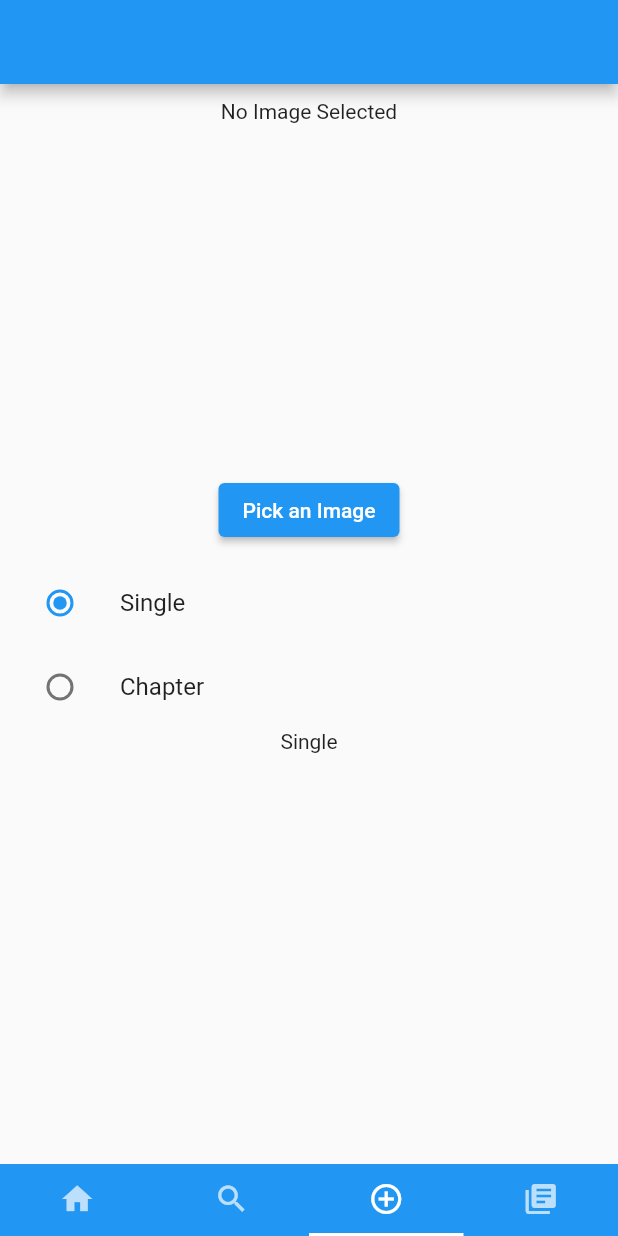
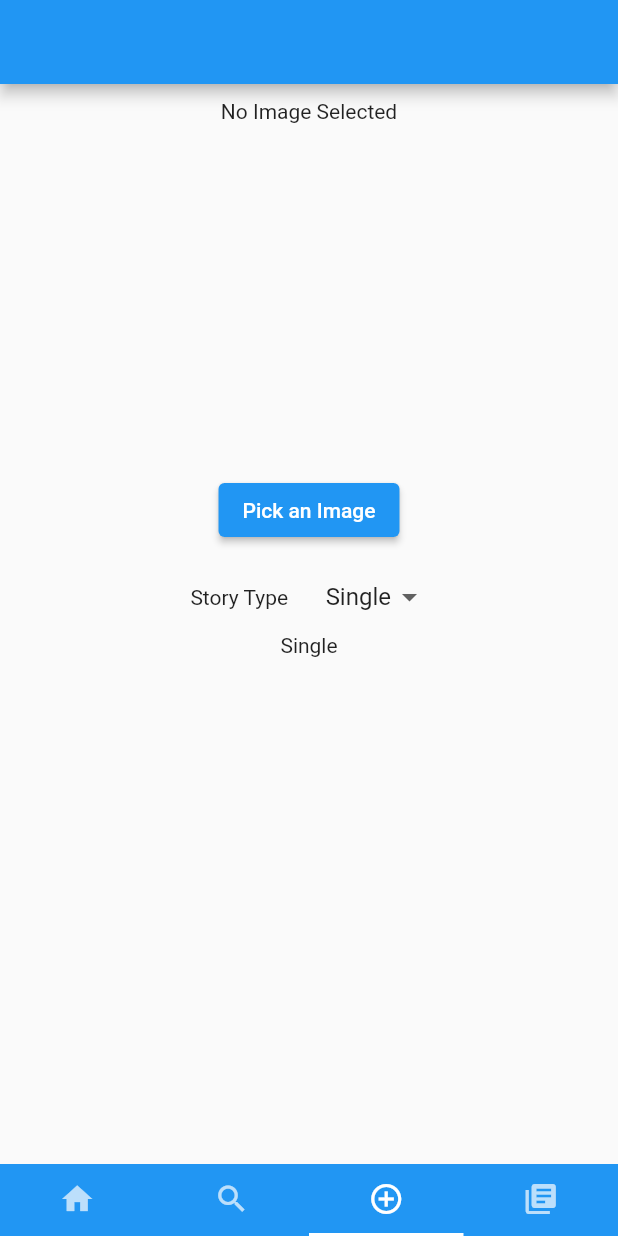
Before and after one commit to StorytellingApp/Audioasis, a Flutter app: the screen it shows once a user with an empty profile is signed in, item 3 of the bottom bar chosen, on a phone screen of 412 x 824 dp. Run offline on Flutter 3.47's test engine with Material 2 defaults, Android fonts, the phone set to English and light mode, and no system bars; our stand-ins replace audioplayers, cloud_firestore, email_validator, file_picker, firebase_auth, firebase_core and 1 more; accounts and stored records are empty.

Commit message:
Added More features to upload page

```diff
--- a/lib/upload_pages.dart
+++ b/lib/upload_pages.dart
@@ -14,6 +14,7 @@ import 'dart:io';
 //https://github.com/miguelpruivo/flutter_file_picker/wiki/API#filters
 
 enum UploadType {single, chapter}
+const List<String> uploadDropOptions = ['Single','Series'];
 
 
 
@@ -29,6 +30,7 @@ class _UploadTabPageState extends State<UploadTabPage> {
   PlatformFile? pickedImage;
   UploadTask? imageUploadTask;
   UploadType? _uploadType = UploadType.single;
+  String _stringUpload = uploadDropOptions.first;
 
 
   Future pickImage() async {
@@ -72,31 +74,32 @@ class _UploadTabPageState extends State<UploadTabPage> {
                 child: (pickedImage == null) ? const Text('Pick an Image') : const Text('Choose Another Image')
               ),
               const SizedBox(height: 10,),
-              ListTile(
-                title: const Text('Single'),
-                leading: Radio<UploadType>(
-                  value: UploadType.single,
-                  groupValue: _uploadType,
-                  onChanged: (UploadType? value) {
-                    setState(() {
-                      _uploadType = value;
-                    });
-                  },
-                ),
+              Row(
+                mainAxisAlignment: MainAxisAlignment.center,
+                children: [
+                  const Text('Story Type'),
+                  SizedBox(width: 25,),
+                  DropdownButton<String>(
+                    value: _stringUpload,
+                    elevation: 16,
+                    underline: Container(
+                      height: 2,
+                    ),
+                    onChanged: (String? value) {
+                      setState(() {
+                        _stringUpload = value!;
+                      });
+                    },
+                    items: uploadDropOptions.map<DropdownMenuItem<String>>((String value) {
+                      return DropdownMenuItem<String>(
+                        value: value,
+                        child: Text(value),
+                      );
+                    }).toList(),
+                  ),
+                ],
               ),
-              ListTile(
-                title: const Text('Chapter'),
-                leading: Radio<UploadType>(
-                  value: UploadType.chapter,
-                  groupValue: _uploadType,
-                  onChanged: (UploadType? value){
-                    setState(() {
-                      _uploadType= value;
-                    });
-                  },
-                ),
-              ),
-              (_uploadType == UploadType.single) ? singleStory() : chapterStory(),
+              (_stringUpload == 'Single') ? singleStory() : chapterStory(),
             ],
           ),
         ),
```
